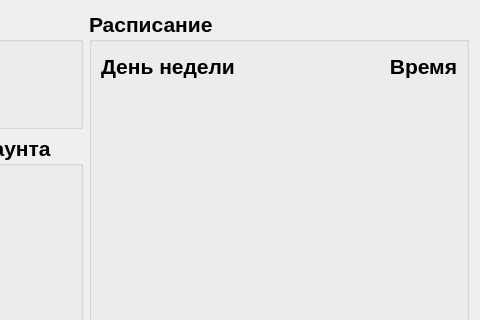
Painted-Black/BMSTU-DB-CourseWork, file vet/vetclient/src/ui/acc_info.ui: the form before one commit; both pictures show x 331 to 811 and y 0 to 320 of the 811 by 770 pixel window.
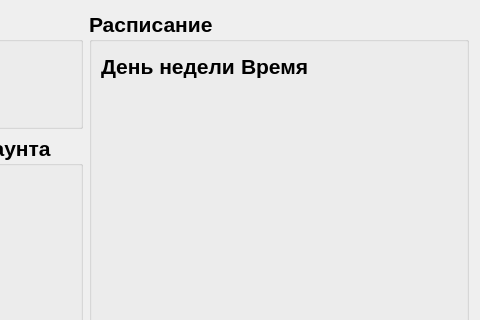
The form after the commit.

```diff
--- a/vet/vetclient/src/ui/acc_info.ui
+++ b/vet/vetclient/src/ui/acc_info.ui
@@ -631,7 +631,7 @@
 		 <string>Время</string>
 		</property>
 		<property name="alignment">
-		 <set>Qt::AlignRight|Qt::AlignTrailing|Qt::AlignVCenter</set>
+         <set>Qt::AlignLeading|Qt::AlignLeft|Qt::AlignVCenter</set>
 		</property>
 	   </widget>
 	  </item>
```
Lines whose indentation alone changed are shown as unchanged.
